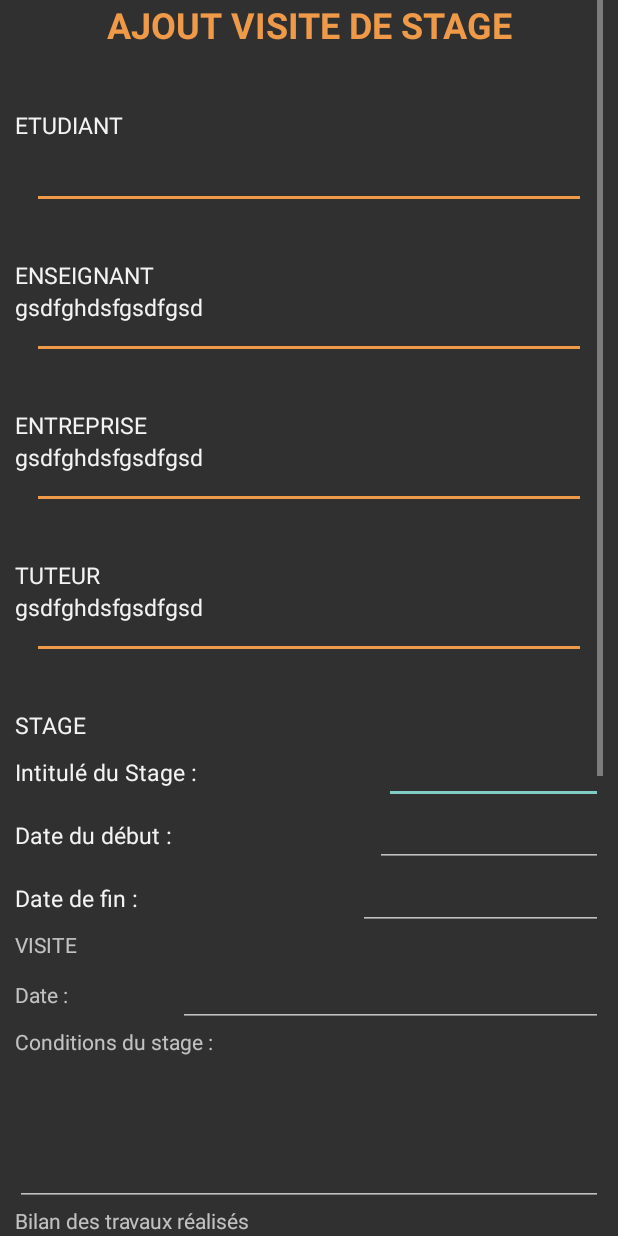
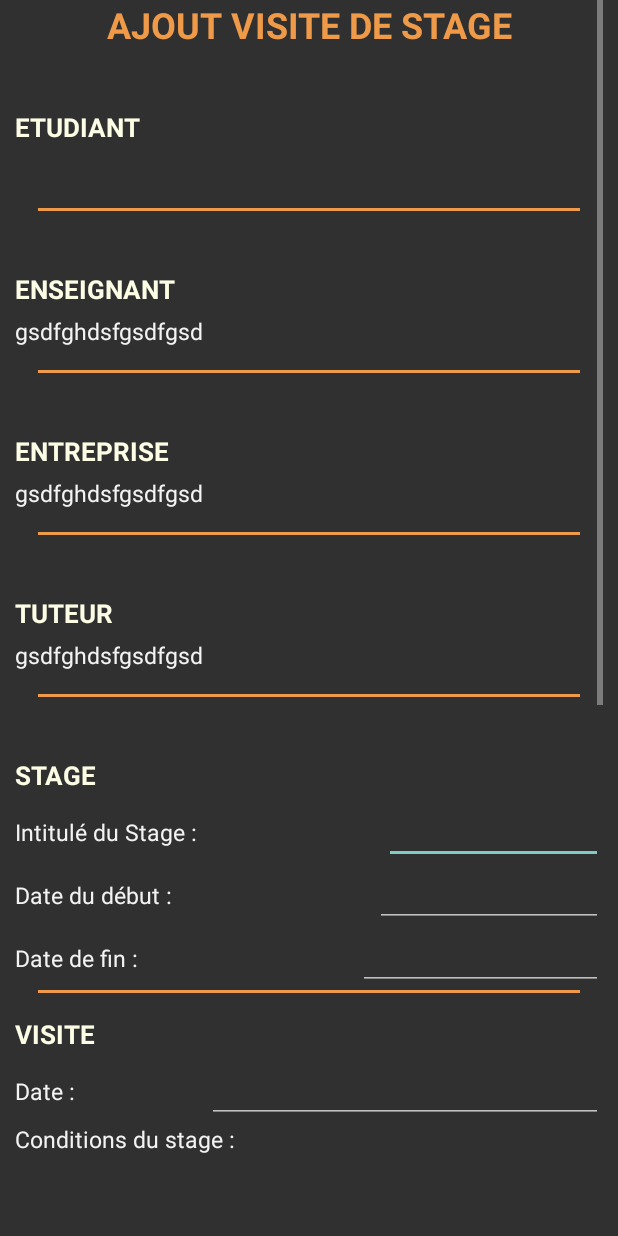
Before and after one commit to SarahB44/ProjetAndroidEquipe7, an Android app: the FormulaireVisiteStageActivity screen opened directly, with no data from a screen before it, on a phone screen of 412 x 824 dp. Run offline under Robolectric (Android 15) with nearby library versions, the phone set to English and light mode, and no system bars.

Commit message:
Finalisation de l'interface de fiche de visite

```diff
--- a/app/src/main/res/layout/activity_formulaire_visite.xml
+++ b/app/src/main/res/layout/activity_formulaire_visite.xml
@@ -59,7 +59,8 @@
 
                             <TextView
                                 android:id="@+id/textView2"
-                                style="@style/EcritureParties"
+                                style="@style/EcritureTitres"
+                                android:paddingBottom="5dp"
                                 android:layout_width="wrap_content"
                                 android:layout_height="wrap_content"
                                 android:layout_weight="1"
@@ -70,9 +71,9 @@
                                 android:layout_width="wrap_content"
                                 android:layout_height="wrap_content"
                                 android:layout_weight="1"
-                                android:paddingBottom="15dp"
                                 android:text="qssqdqsdsq"
                                 style="@style/EcritureParties"
+                                android:paddingBottom="15dp"
                                 />
 
                             <View
@@ -101,7 +102,8 @@
                                 android:layout_height="wrap_content"
                                 android:layout_weight="1"
                                 android:text="ENSEIGNANT"
-                                style="@style/EcritureParties"
+                                style="@style/EcritureTitres"
+                                android:paddingBottom="5dp"
                                 />
 
                             <TextView
@@ -140,7 +142,8 @@
                                 android:layout_height="wrap_content"
                                 android:layout_weight="1"
                                 android:text="ENTREPRISE"
-                                style="@style/EcritureParties"
+                                style="@style/EcritureTitres"
+                                android:paddingBottom="5dp"
                                 />
 
                             <TextView
@@ -180,7 +183,8 @@
                                 android:layout_height="wrap_content"
                                 android:layout_weight="1"
                                 android:text="TUTEUR"
-                                style="@style/EcritureParties"
+                                style="@style/EcritureTitres"
+                                android:paddingBottom="5dp"
                                 />
 
                             <TextView
@@ -212,11 +216,13 @@
                         <LinearLayout
                             android:layout_width="match_parent"
                             android:layout_height="match_parent"
-                            android:orientation="vertical">
+                            android:orientation="vertical"
+                            android:paddingBottom="15dp">
 
                             <TextView
                                 android:id="@+id/textView10"
-                                style="@style/EcritureParties"
+                                style="@style/EcritureTitres"
+                                android:paddingBottom="5dp"
                                 android:layout_width="wrap_content"
                                 android:layout_height="wrap_content"
                                 android:layout_weight="1"
@@ -291,6 +297,16 @@
                                     android:inputType="textPersonName" />
                             </LinearLayout>
 
+                            <View
+                                android:id="@+id/divider5"
+                                android:layout_width="match_parent"
+                                android:layout_height="2dp"
+                                android:layout_weight="1"
+                                android:background="#EE9A49"
+                                android:layout_marginLeft="15dp"
+                                android:layout_marginRight="15dp"/>
+
+
 
                         </LinearLayout>
 
@@ -301,14 +317,17 @@
                         <LinearLayout
                             android:layout_width="match_parent"
                             android:layout_height="match_parent"
-                            android:orientation="vertical">
+                            android:orientation="vertical"
+                            android:paddingBottom="10dp">
 
                             <TextView
                                 android:id="@+id/textViewVisite"
                                 android:layout_width="wrap_content"
                                 android:layout_height="wrap_content"
                                 android:layout_weight="1"
-                                android:text="VISITE" />
+                                android:text="VISITE"
+                                style="@style/EcritureTitres"
+                                android:paddingBottom="5dp"/>
 
                             <LinearLayout
                                 android:layout_width="match_parent"
@@ -321,7 +340,8 @@
                                     android:layout_width="wrap_content"
                                     android:layout_height="wrap_content"
                                     android:layout_weight="1"
-                                    android:text="Date : " />
+                                    android:text="Date : "
+                                    style="@style/EcritureParties" />
 
                                 <EditText
                                     android:id="@+id/editTextTextPersonName4"
@@ -329,27 +349,31 @@
                                     android:layout_height="wrap_content"
                                     android:layout_weight="1"
                                     android:ems="10"
-                                    android:inputType="textPersonName" />
+                                    android:inputType="textPersonName"
+                                    style="@style/EcritureParties" />
                             </LinearLayout>
 
                             <TextView
                                 android:id="@+id/textView15"
                                 android:layout_width="match_parent"
                                 android:layout_height="wrap_content"
-                                android:text="Conditions du stage : " />
+                                android:text="Conditions du stage : "
+                                style="@style/EcritureParties" />
 
                             <EditText
                                 android:id="@+id/edit_text"
                                 android:layout_width="match_parent"
                                 android:layout_height="100dp"
                                 android:gravity="top"
-                                android:inputType="text|textMultiLine" />
+                                android:inputType="text|textMultiLine"
+                                style="@style/EcritureParties" />
 
                             <TextView
                                 android:id="@+id/textView16"
                                 android:layout_width="match_parent"
                                 android:layout_height="wrap_content"
-                                android:text="Bilan des travaux réalisés" />
+                                android:text="Bilan des travaux réalisés"
+                                style="@style/EcritureParties" />
 
 
                             <EditText
@@ -357,39 +381,65 @@
                                 android:layout_width="match_parent"
                                 android:layout_height="100dp"
                                 android:gravity="top"
-                                android:inputType="text|textMultiLine" />
+                                android:inputType="text|textMultiLine"
+                                style="@style/EcritureParties" />
 
                             <TextView
                                 android:id="@+id/textView17"
                                 android:layout_width="match_parent"
                                 android:layout_height="wrap_content"
-                                android:text="Ressources et outils utilisés" />
+                                android:text="Ressources et outils utilisés"
+                                style="@style/EcritureParties"/>
 
                             <EditText
                                 android:id="@+id/edit_text3"
                                 android:layout_width="match_parent"
                                 android:layout_height="100dp"
                                 android:gravity="top"
-                                android:inputType="text|textMultiLine" />
+                                android:inputType="text|textMultiLine"
+                                style="@style/EcritureParties" />
 
                             <TextView
                                 android:id="@+id/textView18"
                                 android:layout_width="match_parent"
                                 android:layout_height="wrap_content"
-                                android:text="Commentaires et appréciation générale" />
+                                android:text="Commentaires et appréciation générale"
+                                style="@style/EcritureParties" />
 
                             <EditText
                                 android:id="@+id/edit_text4"
                                 android:layout_width="match_parent"
                                 android:layout_height="100dp"
                                 android:gravity="top"
-                                android:inputType="text|textMultiLine" />
+                                android:inputType="text|textMultiLine"
+                                android:paddingBottom="15dp"
+                                style="@style/EcritureParties"/>
+
+                            <View
+                                android:id="@+id/divider6"
+                                android:layout_width="match_parent"
+                                android:layout_height="2dp"
+                                android:layout_weight="1"
+                                android:background="#EE9A49"
+                                android:layout_marginLeft="15dp"
+                                android:layout_marginRight="15dp"/>
+
+                            <TextView
+                                android:id="@+id/textViewInfos"
+                                android:layout_width="wrap_content"
+                                android:layout_height="wrap_content"
+                                android:layout_weight="1"
+                                android:text="INFORMATIONS SUPPLEMENTAIRES"
+                                style="@style/EcritureTitres"
+                                android:paddingTop="10dp"
+                                android:paddingBottom="10dp"/>
 
                             <TextView
                                 android:id="@+id/textView19"
                                 android:layout_width="match_parent"
                                 android:layout_height="wrap_content"
-                                android:text="Le tuteur souhaite-t-il faire partie du Jury de l'oral ?" />
+                                android:text="Le tuteur souhaite-t-il faire partie du Jury de l'oral ?"
+                                style="@style/EcritureParties" />
 
                             <LinearLayout
                                 android:layout_width="match_parent"
@@ -422,7 +472,8 @@
                                 android:id="@+id/textView20"
                                 android:layout_width="match_parent"
                                 android:layout_height="wrap_content"
-                                android:text="Possibilité de prendre un stagiaire ?" />
+                                android:text="Possibilité de prendre un stagiaire ?"
+                                style="@style/EcritureParties"/>
 
                             <LinearLayout
                                 android:layout_width="match_parent"
@@ -461,9 +512,14 @@
                                     android:layout_width="wrap_content"
                                     android:layout_height="wrap_content"
                                     android:layout_weight="1"
-                                    android:inputType="textPersonName"
-                                    style="@style/EcritureParties"
-                                    />
+                                    android:text="Annuler" />
+
+                                <Button
+                                    android:id="@+id/button2"
+                                    android:layout_width="wrap_content"
+                                    android:layout_height="wrap_content"
+                                    android:layout_weight="1"
+                                    android:text="Valider" />
                             </LinearLayout>
 
 
--- a/app/src/main/res/values/colors.xml
+++ b/app/src/main/res/values/colors.xml
@@ -7,6 +7,7 @@
     <color name="ColorTextButton">#FFFFFF</color>
     <color name="colorOrange">#EE9A49</color>
     <color name="colorText">#F3F3F3</color>
+    <color name="colorTextTitres">#FCFDE4</color>
     <color name="whiteBackground">#F3F3F3</color>
     <color name="greyBackground">#4E4E4E</color>
 </resources>
--- a/app/src/main/res/values/styles.xml
+++ b/app/src/main/res/values/styles.xml
@@ -23,6 +23,13 @@
         <item name="android:fontFamily">sans-serif</item>
     </style>
 
+    <style name="EcritureTitres">
+        <item name="android:textColor">@color/colorTextTitres</item>
+        <item name="android:textSize">17dp</item>
+        <item name="android:textStyle">bold</item>
+        <item name="android:fontFamily">sans-serif</item>
+    </style>
+
     <style name="Titre">
         <item name="android:textColor">@color/colorOrange</item>
         <item name="android:textAlignment">center</item>
```
